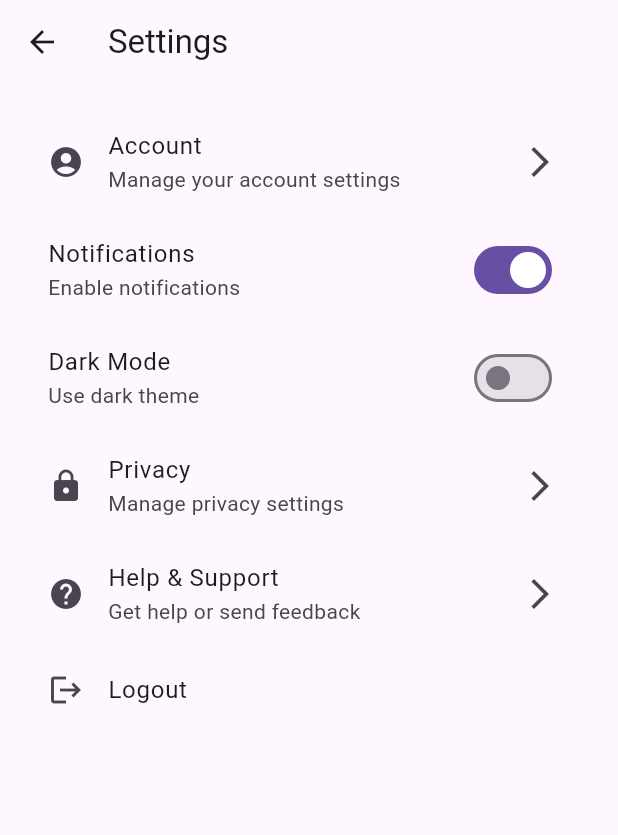
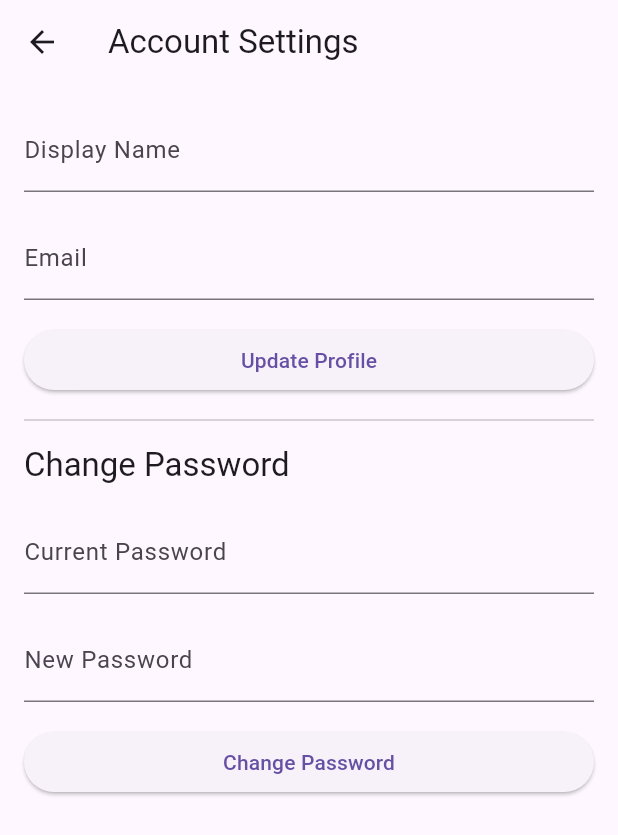
Before and after one commit to Vlxdi/community_impact_tracker, a Flutter app: the SettingsPage screen opened directly, after a tap on "Account", on a phone screen of 412 x 824 dp. Shown: the top 835 px of the screen. Run offline on Flutter 3.47's test engine with Material 3 defaults, Android fonts, the light colour scheme and no system bars; our stand-ins replace cloud_firestore, firebase_auth, firebase_core, image_picker; accounts and stored records are empty; network calls fail.

Commit message:
Added username editing in the new "account_settings" page. The username is updated instanlty in both app and database without the need of refresh.

```diff
--- /dev/null
+++ b/lib/account_settings.dart
@@ -0,0 +1,176 @@
+import 'package:cloud_firestore/cloud_firestore.dart';
+import 'package:firebase_auth/firebase_auth.dart';
+import 'package:flutter/material.dart';
+
+class AccountSettingsPage extends StatefulWidget {
+  const AccountSettingsPage({super.key});
+
+  @override
+  _AccountSettingsPageState createState() => _AccountSettingsPageState();
+}
+
+class _AccountSettingsPageState extends State<AccountSettingsPage> {
+  final FirebaseAuth _auth = FirebaseAuth.instance;
+  final TextEditingController _displayNameController = TextEditingController();
+  final TextEditingController _emailController = TextEditingController();
+  final TextEditingController _passwordController = TextEditingController();
+  final TextEditingController _newPasswordController = TextEditingController();
+
+  @override
+  void initState() {
+    super.initState();
+    _loadUserData();
+  }
+
+  Future<void> _loadUserData() async {
+    final user = _auth.currentUser;
+    if (user != null) {
+      _displayNameController.text = user.displayName ?? '';
+      _emailController.text = user.email ?? '';
+    }
+  }
+
+  Future<void> _updateProfile() async {
+    try {
+      final user = _auth.currentUser;
+      if (user != null) {
+        // Update display name in FirebaseAuth
+        await user.updateDisplayName(_displayNameController.text);
+
+        // Update the display name in Firestore under 'users' collection
+        await FirebaseFirestore.instance
+            .collection('users')
+            .doc(user.uid)
+            .update({'username': _displayNameController.text});
+
+        // Reload user to refresh local data
+        await user.reload();
+
+        ScaffoldMessenger.of(context).showSnackBar(
+          const SnackBar(content: Text('Profile updated successfully!')),
+        );
+
+        // Return true on successful update to trigger a refresh on profile page
+        Navigator.pop(context, true);
+      }
+    } catch (e) {
+      ScaffoldMessenger.of(context).showSnackBar(
+        SnackBar(content: Text('Failed to update profile: $e')),
+      );
+    }
+  }
+
+  Future<void> _changePassword() async {
+    try {
+      final user = _auth.currentUser;
+      if (user != null) {
+        // Reauthenticate with the current password
+        final cred = EmailAuthProvider.credential(
+          email: user.email!,
+          password: _passwordController.text,
+        );
+        await user.reauthenticateWithCredential(cred);
+
+        // Update to new password
+        await user.updatePassword(_newPasswordController.text);
+
+        ScaffoldMessenger.of(context).showSnackBar(
+          const SnackBar(content: Text('Password updated successfully!')),
+        );
+        _passwordController.clear();
+        _newPasswordController.clear();
+      }
+    } catch (e) {
+      ScaffoldMessenger.of(context).showSnackBar(
+        SnackBar(content: Text('Failed to change password: $e')),
+      );
+    }
+  }
+
+  @override
+  void dispose() {
+    // Dispose controllers to free up resources
+    _displayNameController.dispose();
+    _emailController.dispose();
+    _passwordController.dispose();
+    _newPasswordController.dispose();
+    super.dispose();
+  }
+
+  @override
+  Widget build(BuildContext context) {
+    return Scaffold(
+      appBar: AppBar(
+        title: const Text('Account Settings'),
+      ),
+      body: Padding(
+        padding: const EdgeInsets.all(16.0),
+        child: ListView(
+          children: [
+            // Display name field
+            TextField(
+              controller: _displayNameController,
+              decoration: const InputDecoration(
+                labelText: 'Display Name',
+                hintText: 'Enter your display name',
+              ),
+            ),
+            const SizedBox(height: 16),
+
+            // Email field
+            TextField(
+              controller: _emailController,
+              decoration: const InputDecoration(
+                labelText: 'Email',
+                hintText: 'Enter your email address',
+              ),
+              keyboardType: TextInputType.emailAddress,
+            ),
+            const SizedBox(height: 16),
+
+            // Update Profile button
+            ElevatedButton(
+              onPressed: _updateProfile,
+              child: const Text('Update Profile'),
+            ),
+
+            const Divider(height: 32),
+
+            // Change Password section
+            Text(
+              'Change Password',
+              style: Theme.of(context).textTheme.titleLarge,
+            ),
+            const SizedBox(height: 16),
+
+            // Current password field
+            TextField(
+              controller: _passwordController,
+              decoration: const InputDecoration(
+                labelText: 'Current Password',
+              ),
+              obscureText: true,
+            ),
+            const SizedBox(height: 16),
+
+            // New password field
+            TextField(
+              controller: _newPasswordController,
+              decoration: const InputDecoration(
+                labelText: 'New Password',
+              ),
+              obscureText: true,
+            ),
+            const SizedBox(height: 16),
+
+            // Change Password button
+            ElevatedButton(
+              onPressed: _changePassword,
+              child: const Text('Change Password'),
+            ),
+          ],
+        ),
+      ),
+    );
+  }
+}
--- a/lib/settings.dart
+++ b/lib/settings.dart
@@ -1,3 +1,4 @@
+import 'package:community_impact_tracker/account_settings.dart';
 import 'package:flutter/material.dart';
 import 'package:firebase_auth/firebase_auth.dart';
 import 'login.dart'; // Ensure this imports the correct login page
@@ -19,8 +20,16 @@ class SettingsPage extends StatelessWidget {
             title: const Text('Account'),
             subtitle: const Text('Manage your account settings'),
             trailing: const Icon(Icons.arrow_forward_ios),
-            onTap: () {
-              // Add navigation to account settings
+            onTap: () async {
+              bool? accountUpdated = await Navigator.push(
+                context,
+                MaterialPageRoute(builder: (context) => AccountSettingsPage()),
+              );
+
+              // Pass the signal back to ProfilePage if account settings were updated
+              if (accountUpdated == true) {
+                Navigator.pop(context, true); // Send true back to ProfilePage
+              }
             },
           ),
           SwitchListTile(
```
Also changed, not shown: lib/profile.dart (+13 -3 lines).
